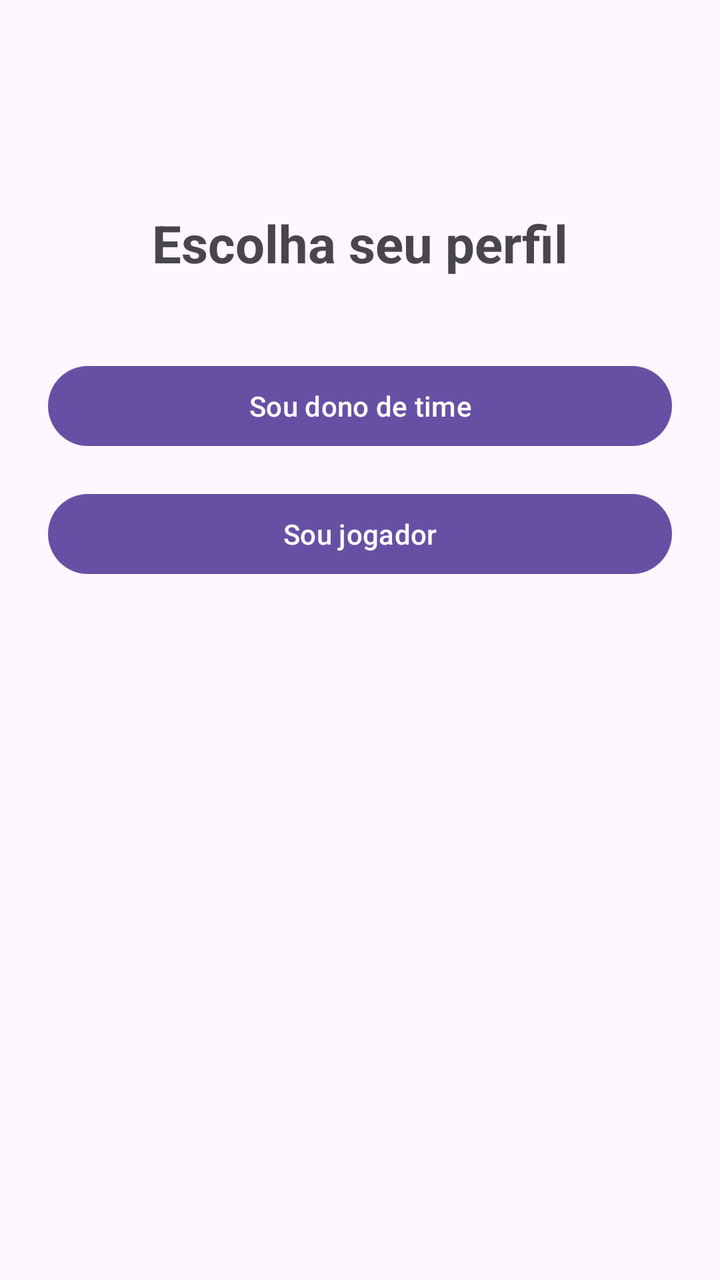
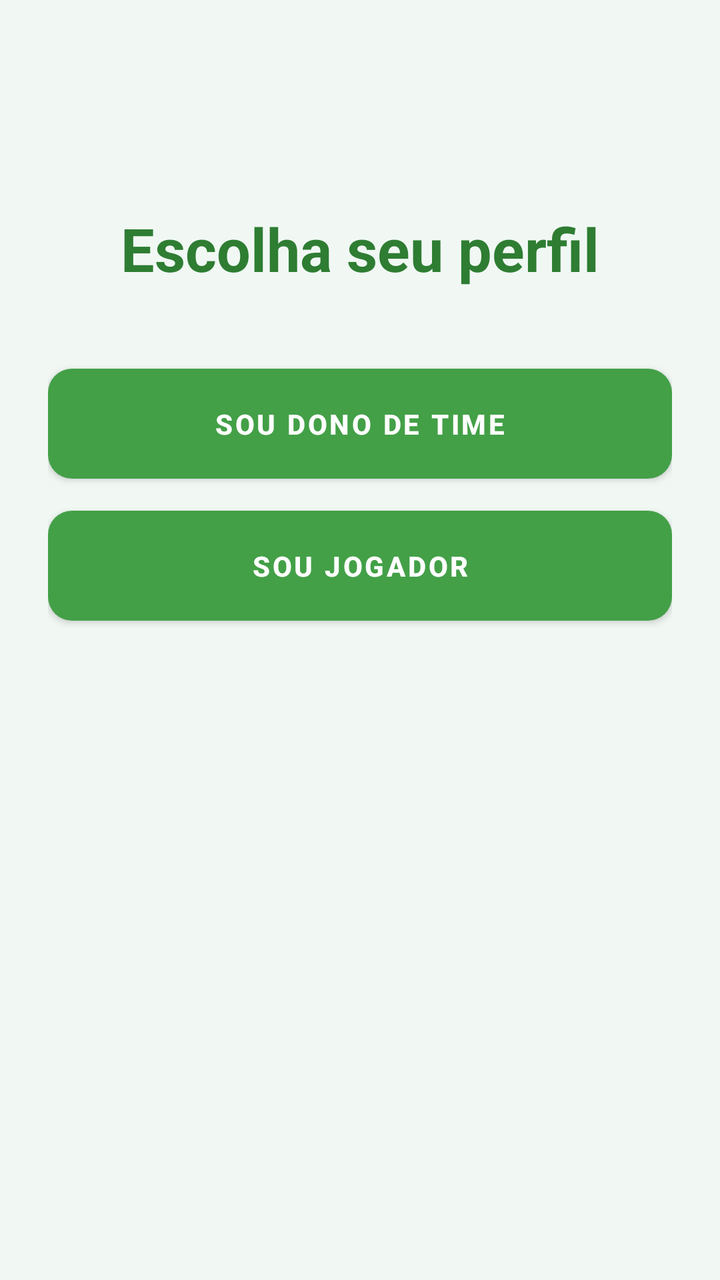

The first picture is an Android layout as it rendered before a commit; the second is the same layout after the commit. The layout source and the unified diff follow.
<!-- AndroidManifest.xml: application theme Theme.AppControlePro -->
<!-- res/layout/activity_tipo_usuario.xml -->
<?xml version="1.0" encoding="utf-8"?>
<androidx.constraintlayout.widget.ConstraintLayout xmlns:android="http://schemas.android.com/apk/res/android"
    xmlns:app="http://schemas.android.com/apk/res-auto"
    android:layout_width="match_parent"
    android:layout_height="match_parent"
    android:padding="24dp">

    
    <TextView
        android:id="@+id/txtTituloTipo"
        android:layout_width="wrap_content"
        android:layout_height="wrap_content"
        android:text="Escolha seu perfil"
        android:textSize="26sp"
        android:textStyle="bold"
        app:layout_constraintTop_toTopOf="parent"
        app:layout_constraintStart_toStartOf="parent"
        app:layout_constraintEnd_toEndOf="parent"
        android:layout_marginTop="80dp" />

    
    <Button
        android:id="@+id/btnDonoTime"
        android:layout_width="0dp"
        android:layout_height="wrap_content"
        android:text="Sou dono de time"
        android:onClick="abrirCadastroTime"
        app:layout_constraintTop_toBottomOf="@id/txtTituloTipo"
        app:layout_constraintStart_toStartOf="parent"
        app:layout_constraintEnd_toEndOf="parent"
        android:layout_marginTop="40dp" />

    
    <Button
        android:id="@+id/btnJogador"
        android:layout_width="0dp"
        android:layout_height="wrap_content"
        android:text="Sou jogador"
        android:onClick="abrirCadastroJogador"
        app:layout_constraintTop_toBottomOf="@id/btnDonoTime"
        app:layout_constraintStart_toStartOf="parent"
        app:layout_constraintEnd_toEndOf="parent"
        android:layout_marginTop="16dp" />

</androidx.constraintlayout.widget.ConstraintLayout>
<!-- resources referenced by this layout -->
<resources>
  <style name="Theme.AppControlePro" parent="Base.Theme.AppControlePro" />
  <style name="Base.Theme.AppControlePro" parent="Theme.Material3.DayNight.NoActionBar">
          
          
      </style>
</resources>

<!-- the commit's change to res/layout/activity_tipo_usuario.xml (unified diff, before → after) -->
@@ -3,7 +3,8 @@
     xmlns:app="http://schemas.android.com/apk/res-auto"
     android:layout_width="match_parent"
     android:layout_height="match_parent"
-    android:padding="24dp">
+    android:padding="24dp"
+    android:background="#F1F8F4">
 
     
     <TextView
@@ -11,8 +12,9 @@
         android:layout_width="wrap_content"
         android:layout_height="wrap_content"
         android:text="Escolha seu perfil"
-        android:textSize="26sp"
+        android:textSize="30sp"
         android:textStyle="bold"
+        android:textColor="#2E7D32"
         app:layout_constraintTop_toTopOf="parent"
         app:layout_constraintStart_toStartOf="parent"
         app:layout_constraintEnd_toEndOf="parent"
@@ -22,8 +24,12 @@
     <Button
         android:id="@+id/btnDonoTime"
         android:layout_width="0dp"
-        android:layout_height="wrap_content"
+        android:layout_height="55dp"
         android:text="Sou dono de time"
+        android:textColor="#FFFFFF"
+        android:textStyle="bold"
+        android:background="@drawable/botao_verde"
+        android:backgroundTint="@null"
         android:onClick="abrirCadastroTime"
         app:layout_constraintTop_toBottomOf="@id/txtTituloTipo"
         app:layout_constraintStart_toStartOf="parent"
@@ -34,8 +40,12 @@
     <Button
         android:id="@+id/btnJogador"
         android:layout_width="0dp"
-        android:layout_height="wrap_content"
+        android:layout_height="55dp"
         android:text="Sou jogador"
+        android:textColor="#FFFFFF"
+        android:textStyle="bold"
+        android:background="@drawable/botao_verde"
+        android:backgroundTint="@null"
         android:onClick="abrirCadastroJogador"
         app:layout_constraintTop_toBottomOf="@id/btnDonoTime"
         app:layout_constraintStart_toStartOf="parent"
<!-- resource entries referenced after the edit -->
@@ -1,9 +1,23 @@
 <!-- resources referenced by this layout -->
 <resources>
-  <style name="Theme.AppControlePro" parent="Base.Theme.AppControlePro" />
-  <style name="Base.Theme.AppControlePro" parent="Theme.Material3.DayNight.NoActionBar">
-          
-          
+  <!-- drawable botao_verde (drawable) -->
+  <?xml version="1.0" encoding="utf-8"?>
+  <shape xmlns:android="http://schemas.android.com/apk/res/android">
+      <solid android:color="#43A047"/>
+      <corners android:radius="12dp"/>
+  </shape>
+  <style name="Theme.AppControlePro" parent="Theme.MaterialComponents.DayNight.DarkActionBar">
+          <item name="colorPrimary">@color/green_500</item>
+          <item name="colorPrimaryVariant">@color/green_700</item>
+          <item name="colorSecondary">@color/teal_200</item>
+          <item name="colorSecondaryVariant">@color/teal_700</item>
+          <item name="android:statusBarColor">@color/green_700</item>
+          <item name="colorOnPrimary">@color/white</item>
       </style>
+  <color name="green_500">#43A047</color>
+  <color name="green_700">#2E7D32</color>
+  <color name="teal_200">#80CBC4</color>
+  <color name="teal_700">#00796B</color>
+  <color name="white">#FFFFFF</color>
 </resources>
 
